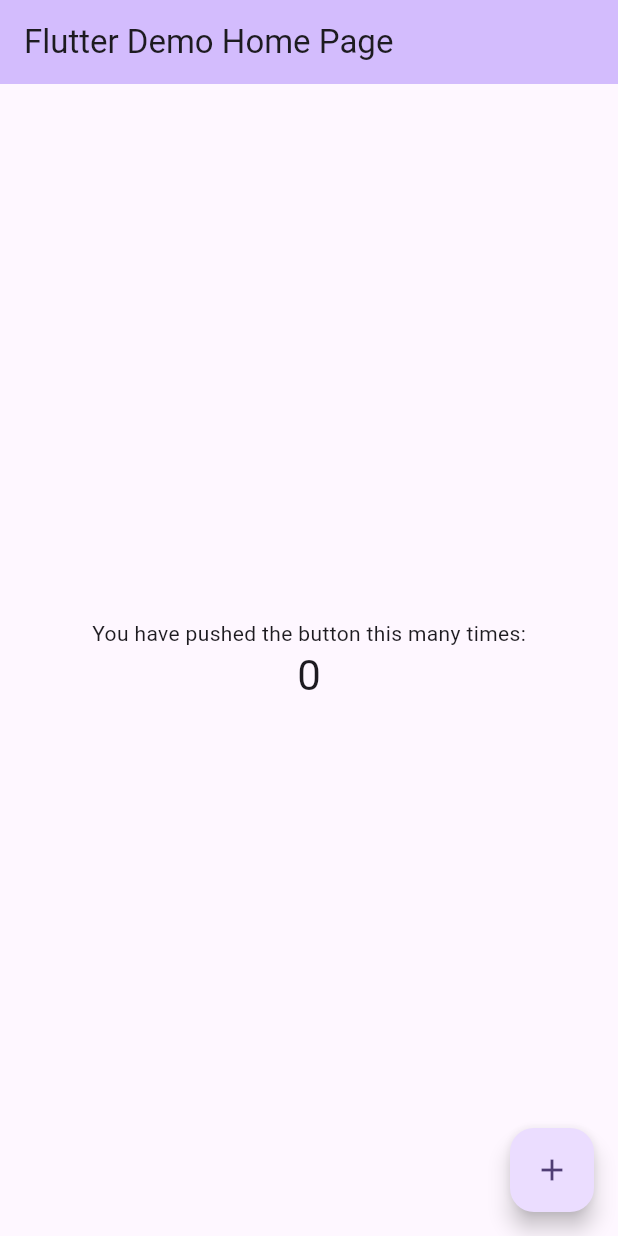
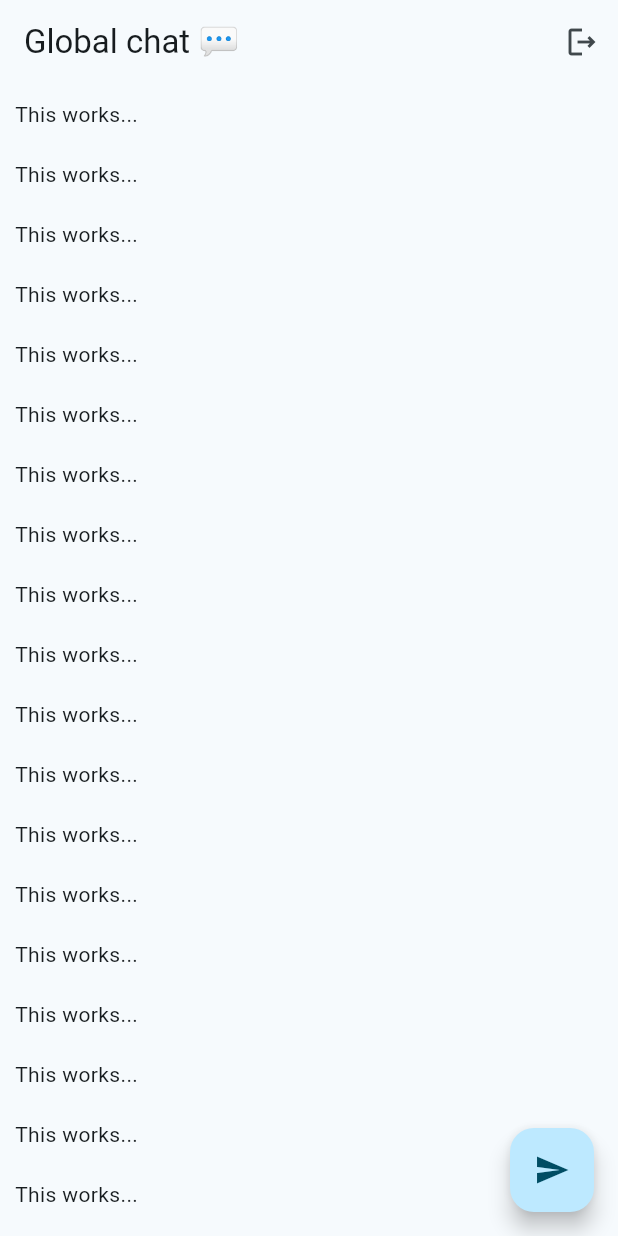
Before and after one commit to VISHALCHAND007/Global-Chat, a Flutter app: the screen it shows after launch, on a phone screen of 412 x 824 dp. Run offline on Flutter 3.47's test engine with Material 3 defaults, Android fonts, the phone set to English and light mode, and no system bars; our stand-ins replace cloud_firestore, firebase_core; accounts and stored records are empty.

Commit message:
Done some initial setup like firestore and firebase initialization and also edited the chat screen a bit.

```diff
--- a/lib/main.dart
+++ b/lib/main.dart
@@ -1,6 +1,10 @@
+import 'package:firebase_core/firebase_core.dart';
 import 'package:flutter/material.dart';
+import 'package:global_chat/screens/chat_screen.dart';
 
-void main() {
+void main() async {
+  WidgetsFlutterBinding.ensureInitialized();
+  await Firebase.initializeApp();
   runApp(const MyApp());
 }
 
@@ -11,112 +15,11 @@ class MyApp extends StatelessWidget {
   @override
   Widget build(BuildContext context) {
     return MaterialApp(
-      title: 'Flutter Demo',
+      title: 'Global Chat',
       theme: ThemeData(
-        // This is the theme of your application.
-        //
-        // TRY THIS: Try running your application with "flutter run". You'll see
-        // the application has a purple toolbar. Then, without quitting the app,
-        // try changing the seedColor in the colorScheme below to Colors.green
-        // and then invoke "hot reload" (save your changes or press the "hot
-        // reload" button in a Flutter-supported IDE, or press "r" if you used
-        // the command line to start the app).
-        //
-        // Notice that the counter didn't reset back to zero; the application
-        // state is not lost during the reload. To reset the state, use hot
-        // restart instead.
-        //
-        // This works for code too, not just values: Most code changes can be
-        // tested with just a hot reload.
-        colorScheme: .fromSeed(seedColor: Colors.deepPurple),
+        colorScheme: .fromSeed(seedColor: Colors.blueGrey),
       ),
-      home: const MyHomePage(title: 'Flutter Demo Home Page'),
+      home: ChatScreen(),
     );
   }
 }
-
-class MyHomePage extends StatefulWidget {
-  const MyHomePage({super.key, required this.title});
-
-  // This widget is the home page of your application. It is stateful, meaning
-  // that it has a State object (defined below) that contains fields that affect
-  // how it looks.
-
-  // This class is the configuration for the state. It holds the values (in this
-  // case the title) provided by the parent (in this case the App widget) and
-  // used by the build method of the State. Fields in a Widget subclass are
-  // always marked "final".
-
-  final String title;
-
-  @override
-  State<MyHomePage> createState() => _MyHomePageState();
-}
-
-class _MyHomePageState extends State<MyHomePage> {
-  int _counter = 0;
-
-  void _incrementCounter() {
-    setState(() {
-      // This call to setState tells the Flutter framework that something has
-      // changed in this State, which causes it to rerun the build method below
-      // so that the display can reflect the updated values. If we changed
-      // _counter without calling setState(), then the build method would not be
-      // called again, and so nothing would appear to happen.
-      _counter++;
-    });
-  }
-
-  @override
-  Widget build(BuildContext context) {
-    // This method is rerun every time setState is called, for instance as done
-    // by the _incrementCounter method above.
-    //
-    // The Flutter framework has been optimized to make rerunning build methods
-    // fast, so that you can just rebuild anything that needs updating rather
-    // than having to individually change instances of widgets.
-    return Scaffold(
-      appBar: AppBar(
-        // TRY THIS: Try changing the color here to a specific color (to
-        // Colors.amber, perhaps?) and trigger a hot reload to see the AppBar
-        // change color while the other colors stay the same.
-        backgroundColor: Theme.of(context).colorScheme.inversePrimary,
-        // Here we take the value from the MyHomePage object that was created by
-        // the App.build method, and use it to set our appbar title.
-        title: Text(widget.title),
-      ),
-      body: Center(
-        // Center is a layout widget. It takes a single child and positions it
-        // in the middle of the parent.
-        child: Column(
-          // Column is also a layout widget. It takes a list of children and
-          // arranges them vertically. By default, it sizes itself to fit its
-          // children horizontally, and tries to be as tall as its parent.
-          //
-          // Column has various properties to control how it sizes itself and
-          // how it positions its children. Here we use mainAxisAlignment to
-          // center the children vertically; the main axis here is the vertical
-          // axis because Columns are vertical (the cross axis would be
-          // horizontal).
-          //
-          // TRY THIS: Invoke "debug painting" (choose the "Toggle Debug Paint"
-          // action in the IDE, or press "p" in the console), to see the
-          // wireframe for each widget.
-          mainAxisAlignment: .center,
-          children: [
-            const Text('You have pushed the button this many times:'),
-            Text(
-              '$_counter',
-              style: Theme.of(context).textTheme.headlineMedium,
-            ),
-          ],
-        ),
-      ),
-      floatingActionButton: FloatingActionButton(
-        onPressed: _incrementCounter,
-        tooltip: 'Increment',
-        child: const Icon(Icons.add),
-      ),
-    );
-  }
-}
--- /dev/null
+++ b/lib/screens/chat_screen.dart
@@ -0,0 +1,35 @@
+import 'package:cloud_firestore/cloud_firestore.dart';
+import 'package:flutter/material.dart';
+
+class ChatScreen extends StatelessWidget {
+  const ChatScreen({super.key});
+
+  @override
+  Widget build(BuildContext context) {
+    return Scaffold(
+      appBar: AppBar(
+        title: Text("Global chat 💬"),
+        actions: [
+          IconButton(onPressed: () {}, icon: Icon(Icons.logout_outlined)),
+        ],
+      ),
+      body: ListView.builder(
+        itemCount: 48,
+        itemBuilder: (ctx, ind) => Container(
+          padding: const EdgeInsets.all(10),
+          child: Text("This works..."),
+        ),
+      ),
+      floatingActionButton: FloatingActionButton(
+        onPressed: () {
+          FirebaseFirestore.instance.collection('chats/VqEdFwD8iabYMUDAlh6K/messages').snapshots().listen((snapshot) {
+            snapshot.docs.forEach((item) {
+              print("${item['text']}");
+            });
+          });
+        },
+        child: Icon(Icons.send),
+      ),
+    );
+  }
+}
--- a/pubspec.yaml
+++ b/pubspec.yaml
@@ -34,6 +34,8 @@ dependencies:
   # The following adds the Cupertino Icons font to your application.
   # Use with the CupertinoIcons class for iOS style icons.
   cupertino_icons: ^1.0.8
+  cloud_firestore: ^6.1.1
+  firebase_core: ^4.3.0
 
 dev_dependencies:
   flutter_test:
```
Also changed, not shown: lib/screens/auth_screen.dart (added), pubspec.lock, 6 other files.
